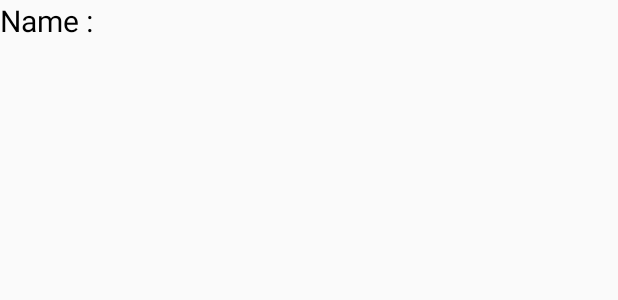
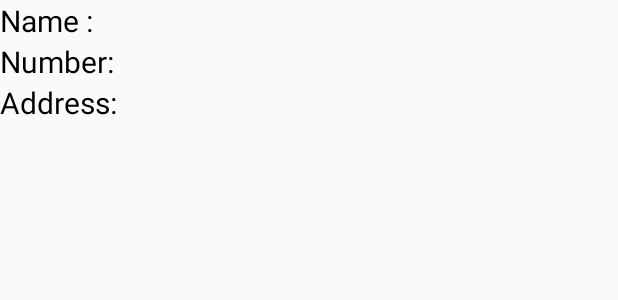
Before and after one commit to brightVision97/telerik-hackathon, an Android app: the layout contacts_listview.xml on its own in the app's theme, with its tools: preview values and no code run, on a phone screen of 412 x 824 dp. Shown: the top 300 px of the screen. Run offline under Robolectric (Android 15) with nearby library versions, the phone set to English and light mode, and no system bars.

```diff
--- a/app/src/main/res/layout/contacts_listview.xml
+++ b/app/src/main/res/layout/contacts_listview.xml
@@ -4,7 +4,7 @@
     android:layout_height="match_parent">
 
     <TextView
-        android:id="@+id/textView"
+        android:id="@+id/name"
         android:layout_width="wrap_content"
         android:layout_height="wrap_content"
         android:layout_alignParentLeft="true"
@@ -15,4 +15,24 @@
         android:textColor="#000000"
         android:textSize="20dp" />
 
+    <TextView
+        android:id="@+id/number"
+        android:layout_width="wrap_content"
+        android:layout_height="wrap_content"
+        android:layout_below="@id/name"
+        android:text="Number: "
+        android:textSize="20dp"
+        android:textColor="#000"/>
+
+    <TextView
+        android:layout_width="wrap_content"
+        android:layout_height="wrap_content"
+        android:id="@+id/address"
+        android:text="Address: "
+        android:layout_below="@id/number"
+        android:textSize="20dp"
+        android:textColor="#000"/>
+
+
+
 </RelativeLayout>
```
Also changed, not shown: app/src/main/java/com/example/nekr0s/hackathon/ContactsActivity.java (+8 -6 lines), app/src/main/java/com/example/nekr0s/hackathon/adapter/CustomAdapter.java (added, +56 -0 lines), app/src/main/java/com/example/nekr0s/hackathon/models/Contact.java (added, +37 -0 lines).
